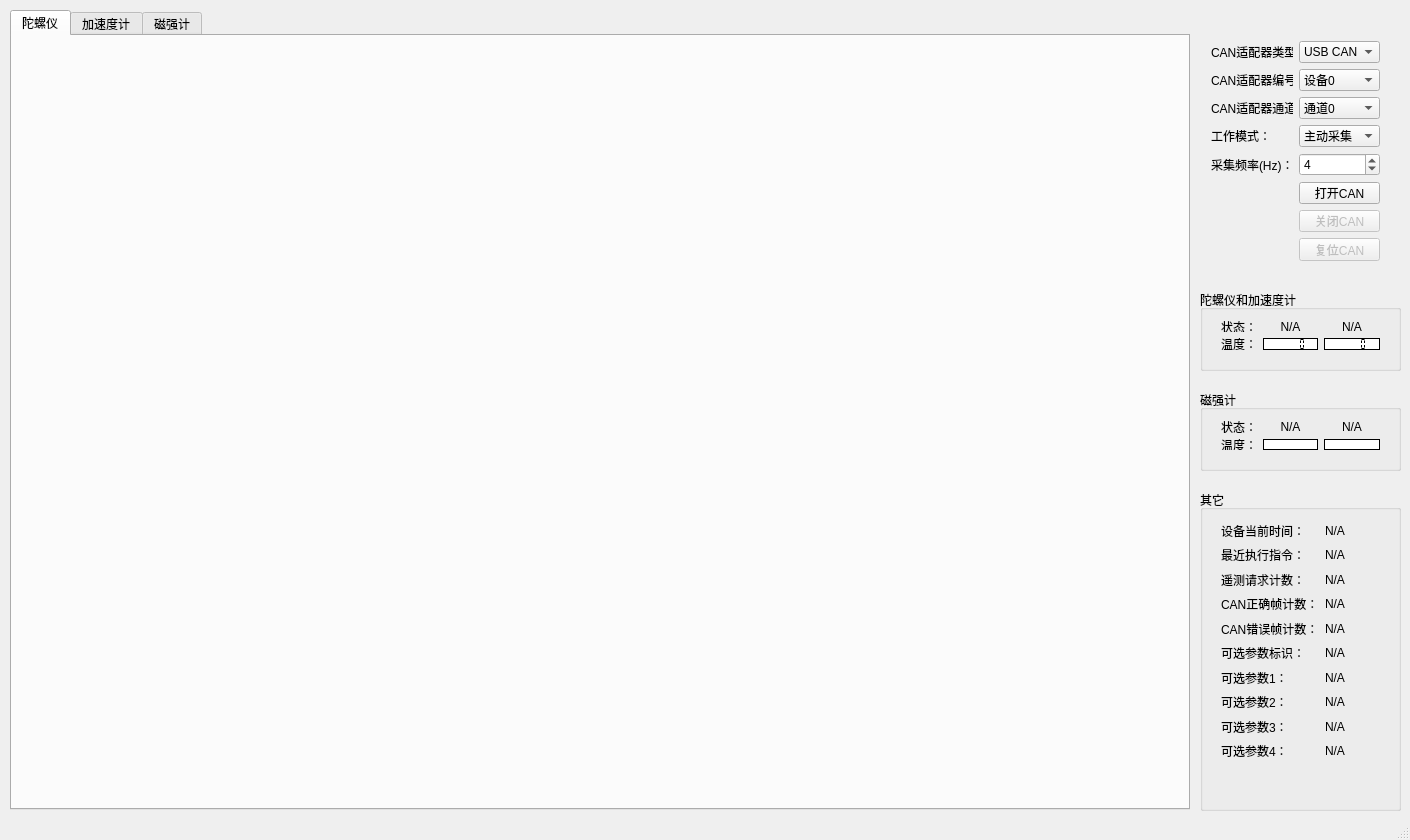
flynnjiang/tools, file GyroViewer/mainwindow.ui: the form before one commit.
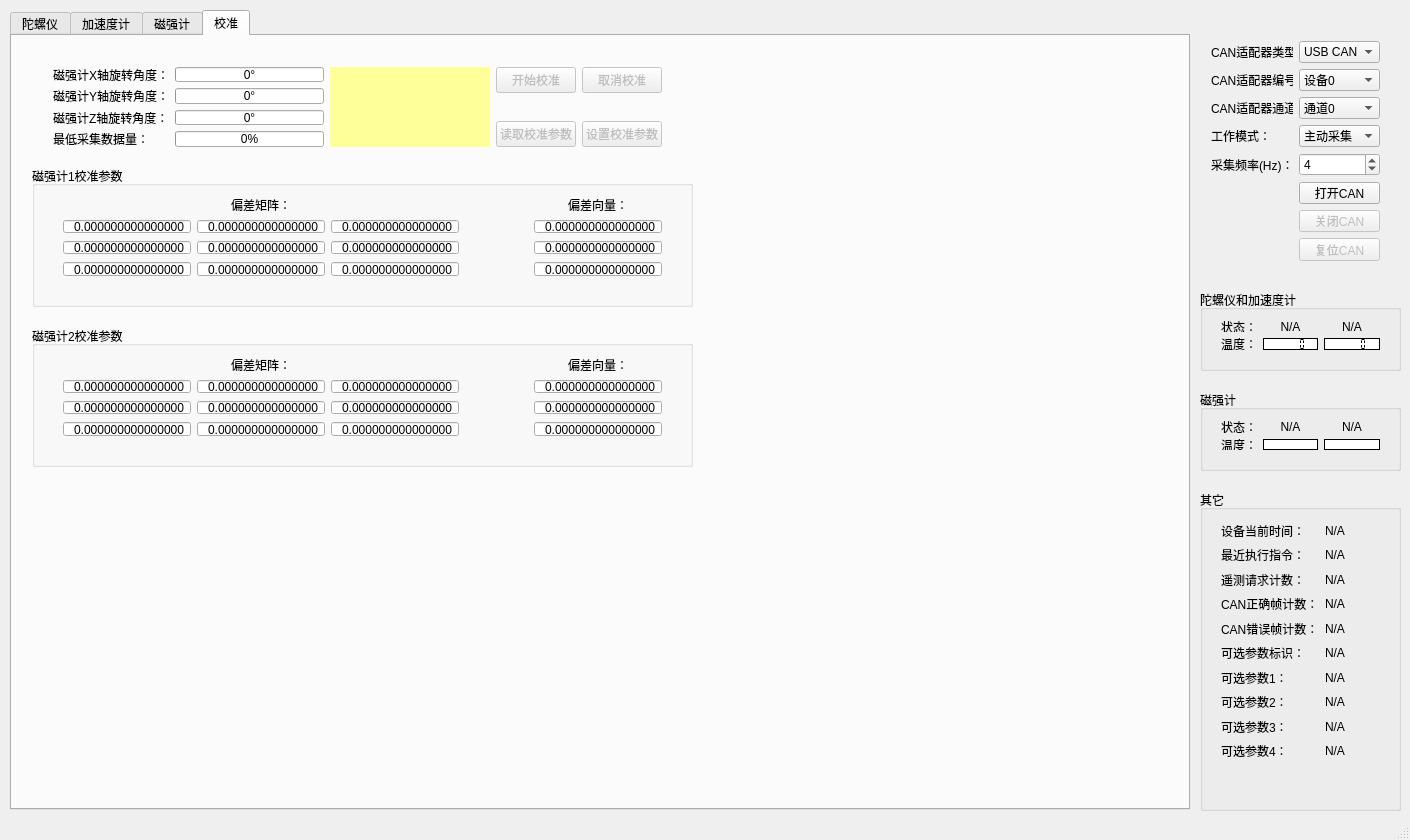
The form after the commit.

Patch:
```diff
--- a/GyroViewer/mainwindow.ui
+++ b/GyroViewer/mainwindow.ui
@@ -30,7 +30,7 @@
      </sizepolicy>
     </property>
     <property name="currentIndex">
-     <number>0</number>
+     <number>3</number>
     </property>
     <widget class="QWidget" name="tab_gyro">
      <property name="sizePolicy">
@@ -90,6 +90,829 @@
       <layout class="QGridLayout" name="gridLayout_mag"/>
      </widget>
     </widget>
+    <widget class="QWidget" name="tab_cali">
+     <attribute name="title">
+      <string>校准</string>
+     </attribute>
+     <widget class="QGroupBox" name="groupBox_4">
+      <property name="geometry">
+       <rect>
+        <x>20</x>
+        <y>130</y>
+        <width>661</width>
+        <height>141</height>
+       </rect>
+      </property>
+      <property name="title">
+       <string>磁强计1校准参数</string>
+      </property>
+      <widget class="QWidget" name="gridLayoutWidget_11">
+       <property name="geometry">
+        <rect>
+         <x>20</x>
+         <y>20</y>
+         <width>621</width>
+         <height>101</height>
+        </rect>
+       </property>
+       <layout class="QGridLayout" name="gridLayout_8">
+        <item row="0" column="5">
+         <widget class="QLabel" name="label_22">
+          <property name="maximumSize">
+           <size>
+            <width>16777215</width>
+            <height>16777215</height>
+           </size>
+          </property>
+          <property name="text">
+           <string>偏差向量：</string>
+          </property>
+          <property name="alignment">
+           <set>Qt::AlignCenter</set>
+          </property>
+         </widget>
+        </item>
+        <item row="0" column="2">
+         <widget class="QLabel" name="label_23">
+          <property name="minimumSize">
+           <size>
+            <width>0</width>
+            <height>0</height>
+           </size>
+          </property>
+          <property name="maximumSize">
+           <size>
+            <width>16777215</width>
+            <height>16777215</height>
+           </size>
+          </property>
+          <property name="text">
+           <string>偏差矩阵：</string>
+          </property>
+          <property name="alignment">
+           <set>Qt::AlignCenter</set>
+          </property>
+         </widget>
+        </item>
+        <item row="4" column="5">
+         <widget class="QDoubleSpinBox" name="doubleSpinBox_m0_v3">
+          <property name="alignment">
+           <set>Qt::AlignRight|Qt::AlignTrailing|Qt::AlignVCenter</set>
+          </property>
+          <property name="buttonSymbols">
+           <enum>QAbstractSpinBox::NoButtons</enum>
+          </property>
+          <property name="decimals">
+           <number>15</number>
+          </property>
+          <property name="minimum">
+           <double>-9999999.990000000223517</double>
+          </property>
+          <property name="maximum">
+           <double>9999999.990000000223517</double>
+          </property>
+         </widget>
+        </item>
+        <item row="4" column="3">
+         <widget class="QDoubleSpinBox" name="doubleSpinBox_m0_m33">
+          <property name="alignment">
+           <set>Qt::AlignRight|Qt::AlignTrailing|Qt::AlignVCenter</set>
+          </property>
+          <property name="buttonSymbols">
+           <enum>QAbstractSpinBox::NoButtons</enum>
+          </property>
+          <property name="decimals">
+           <number>15</number>
+          </property>
+          <property name="minimum">
+           <double>-9999999.990000000223517</double>
+          </property>
+          <property name="maximum">
+           <double>9999999.990000000223517</double>
+          </property>
+         </widget>
+        </item>
+        <item row="2" column="3">
+         <widget class="QDoubleSpinBox" name="doubleSpinBox_m0_m23">
+          <property name="alignment">
+           <set>Qt::AlignRight|Qt::AlignTrailing|Qt::AlignVCenter</set>
+          </property>
+          <property name="buttonSymbols">
+           <enum>QAbstractSpinBox::NoButtons</enum>
+          </property>
+          <property name="decimals">
+           <number>15</number>
+          </property>
+          <property name="minimum">
+           <double>-9999999.990000000223517</double>
+          </property>
+          <property name="maximum">
+           <double>9999999.990000000223517</double>
+          </property>
+         </widget>
+        </item>
+        <item row="1" column="1">
+         <widget class="QDoubleSpinBox" name="doubleSpinBox_m0_m11">
+          <property name="alignment">
+           <set>Qt::AlignRight|Qt::AlignTrailing|Qt::AlignVCenter</set>
+          </property>
+          <property name="buttonSymbols">
+           <enum>QAbstractSpinBox::NoButtons</enum>
+          </property>
+          <property name="decimals">
+           <number>15</number>
+          </property>
+          <property name="minimum">
+           <double>-9999999.990000000223517</double>
+          </property>
+          <property name="maximum">
+           <double>9999999.990000000223517</double>
+          </property>
+         </widget>
+        </item>
+        <item row="2" column="2">
+         <widget class="QDoubleSpinBox" name="doubleSpinBox_m0_m22">
+          <property name="alignment">
+           <set>Qt::AlignRight|Qt::AlignTrailing|Qt::AlignVCenter</set>
+          </property>
+          <property name="buttonSymbols">
+           <enum>QAbstractSpinBox::NoButtons</enum>
+          </property>
+          <property name="decimals">
+           <number>15</number>
+          </property>
+          <property name="minimum">
+           <double>-9999999.990000000223517</double>
+          </property>
+          <property name="maximum">
+           <double>9999999.990000000223517</double>
+          </property>
+         </widget>
+        </item>
+        <item row="2" column="5">
+         <widget class="QDoubleSpinBox" name="doubleSpinBox_m0_v2">
+          <property name="alignment">
+           <set>Qt::AlignRight|Qt::AlignTrailing|Qt::AlignVCenter</set>
+          </property>
+          <property name="buttonSymbols">
+           <enum>QAbstractSpinBox::NoButtons</enum>
+          </property>
+          <property name="decimals">
+           <number>15</number>
+          </property>
+          <property name="minimum">
+           <double>-9999999.990000000223517</double>
+          </property>
+          <property name="maximum">
+           <double>9999999.990000000223517</double>
+          </property>
+         </widget>
+        </item>
+        <item row="4" column="1">
+         <widget class="QDoubleSpinBox" name="doubleSpinBox_m0_m31">
+          <property name="alignment">
+           <set>Qt::AlignRight|Qt::AlignTrailing|Qt::AlignVCenter</set>
+          </property>
+          <property name="buttonSymbols">
+           <enum>QAbstractSpinBox::NoButtons</enum>
+          </property>
+          <property name="decimals">
+           <number>15</number>
+          </property>
+          <property name="minimum">
+           <double>-9999999.990000000223517</double>
+          </property>
+          <property name="maximum">
+           <double>9999999.990000000223517</double>
+          </property>
+         </widget>
+        </item>
+        <item row="2" column="4">
+         <spacer name="horizontalSpacer">
+          <property name="orientation">
+           <enum>Qt::Horizontal</enum>
+          </property>
+          <property name="sizeHint" stdset="0">
+           <size>
+            <width>40</width>
+            <height>20</height>
+           </size>
+          </property>
+         </spacer>
+        </item>
+        <item row="1" column="5">
+         <widget class="QDoubleSpinBox" name="doubleSpinBox_m0_v1">
+          <property name="alignment">
+           <set>Qt::AlignRight|Qt::AlignTrailing|Qt::AlignVCenter</set>
+          </property>
+          <property name="buttonSymbols">
+           <enum>QAbstractSpinBox::NoButtons</enum>
+          </property>
+          <property name="decimals">
+           <number>15</number>
+          </property>
+          <property name="minimum">
+           <double>-9999999.990000000223517</double>
+          </property>
+          <property name="maximum">
+           <double>9999999.990000000223517</double>
+          </property>
+         </widget>
+        </item>
+        <item row="1" column="3">
+         <widget class="QDoubleSpinBox" name="doubleSpinBox_m0_m13">
+          <property name="alignment">
+           <set>Qt::AlignRight|Qt::AlignTrailing|Qt::AlignVCenter</set>
+          </property>
+          <property name="buttonSymbols">
+           <enum>QAbstractSpinBox::NoButtons</enum>
+          </property>
+          <property name="decimals">
+           <number>15</number>
+          </property>
+          <property name="minimum">
+           <double>-9999999.990000000223517</double>
+          </property>
+          <property name="maximum">
+           <double>9999999.990000000223517</double>
+          </property>
+         </widget>
+        </item>
+        <item row="2" column="1">
+         <widget class="QDoubleSpinBox" name="doubleSpinBox_m0_m21">
+          <property name="alignment">
+           <set>Qt::AlignRight|Qt::AlignTrailing|Qt::AlignVCenter</set>
+          </property>
+          <property name="buttonSymbols">
+           <enum>QAbstractSpinBox::NoButtons</enum>
+          </property>
+          <property name="decimals">
+           <number>15</number>
+          </property>
+          <property name="minimum">
+           <double>-9999999.990000000223517</double>
+          </property>
+          <property name="maximum">
+           <double>9999999.990000000223517</double>
+          </property>
+         </widget>
+        </item>
+        <item row="1" column="2">
+         <widget class="QDoubleSpinBox" name="doubleSpinBox_m0_m12">
+          <property name="alignment">
+           <set>Qt::AlignRight|Qt::AlignTrailing|Qt::AlignVCenter</set>
+          </property>
+          <property name="buttonSymbols">
+           <enum>QAbstractSpinBox::NoButtons</enum>
+          </property>
+          <property name="decimals">
+           <number>15</number>
+          </property>
+          <property name="minimum">
+           <double>-9999999.990000000223517</double>
+          </property>
+          <property name="maximum">
+           <double>9999999.990000000223517</double>
+          </property>
+         </widget>
+        </item>
+        <item row="4" column="2">
+         <widget class="QDoubleSpinBox" name="doubleSpinBox_m0_m32">
+          <property name="alignment">
+           <set>Qt::AlignRight|Qt::AlignTrailing|Qt::AlignVCenter</set>
+          </property>
+          <property name="buttonSymbols">
+           <enum>QAbstractSpinBox::NoButtons</enum>
+          </property>
+          <property name="decimals">
+           <number>15</number>
+          </property>
+          <property name="minimum">
+           <double>-9999999.990000000223517</double>
+          </property>
+          <property name="maximum">
+           <double>9999999.990000000223517</double>
+          </property>
+         </widget>
+        </item>
+       </layout>
+      </widget>
+     </widget>
+     <widget class="QGroupBox" name="groupBox_5">
+      <property name="geometry">
+       <rect>
+        <x>20</x>
+        <y>290</y>
+        <width>661</width>
+        <height>141</height>
+       </rect>
+      </property>
+      <property name="title">
+       <string>磁强计2校准参数</string>
+      </property>
+      <widget class="QWidget" name="gridLayoutWidget_13">
+       <property name="geometry">
+        <rect>
+         <x>20</x>
+         <y>20</y>
+         <width>621</width>
+         <height>101</height>
+        </rect>
+       </property>
+       <layout class="QGridLayout" name="gridLayout_10">
+        <item row="2" column="4">
+         <spacer name="horizontalSpacer_2">
+          <property name="orientation">
+           <enum>Qt::Horizontal</enum>
+          </property>
+          <property name="sizeHint" stdset="0">
+           <size>
+            <width>40</width>
+            <height>20</height>
+           </size>
+          </property>
+         </spacer>
+        </item>
+        <item row="4" column="3">
+         <widget class="QDoubleSpinBox" name="doubleSpinBox_m1_m33">
+          <property name="alignment">
+           <set>Qt::AlignRight|Qt::AlignTrailing|Qt::AlignVCenter</set>
+          </property>
+          <property name="buttonSymbols">
+           <enum>QAbstractSpinBox::NoButtons</enum>
+          </property>
+          <property name="decimals">
+           <number>15</number>
+          </property>
+          <property name="minimum">
+           <double>-9999999.990000000223517</double>
+          </property>
+          <property name="maximum">
+           <double>9999999.990000000223517</double>
+          </property>
+         </widget>
+        </item>
+        <item row="2" column="3">
+         <widget class="QDoubleSpinBox" name="doubleSpinBox_m1_m23">
+          <property name="alignment">
+           <set>Qt::AlignRight|Qt::AlignTrailing|Qt::AlignVCenter</set>
+          </property>
+          <property name="buttonSymbols">
+           <enum>QAbstractSpinBox::NoButtons</enum>
+          </property>
+          <property name="decimals">
+           <number>15</number>
+          </property>
+          <property name="minimum">
+           <double>-9999999.990000000223517</double>
+          </property>
+          <property name="maximum">
+           <double>9999999.990000000223517</double>
+          </property>
+         </widget>
+        </item>
+        <item row="1" column="1">
+         <widget class="QDoubleSpinBox" name="doubleSpinBox_m1_m11">
+          <property name="alignment">
+           <set>Qt::AlignRight|Qt::AlignTrailing|Qt::AlignVCenter</set>
+          </property>
+          <property name="buttonSymbols">
+           <enum>QAbstractSpinBox::NoButtons</enum>
+          </property>
+          <property name="decimals">
+           <number>15</number>
+          </property>
+          <property name="minimum">
+           <double>-9999999.990000000223517</double>
+          </property>
+          <property name="maximum">
+           <double>9999999.990000000223517</double>
+          </property>
+         </widget>
+        </item>
+        <item row="2" column="2">
+         <widget class="QDoubleSpinBox" name="doubleSpinBox_m1_m22">
+          <property name="alignment">
+           <set>Qt::AlignRight|Qt::AlignTrailing|Qt::AlignVCenter</set>
+          </property>
+          <property name="buttonSymbols">
+           <enum>QAbstractSpinBox::NoButtons</enum>
+          </property>
+          <property name="decimals">
+           <number>15</number>
+          </property>
+          <property name="minimum">
+           <double>-9999999.990000000223517</double>
+          </property>
+          <property name="maximum">
+           <double>9999999.990000000223517</double>
+          </property>
+         </widget>
+        </item>
+        <item row="2" column="5">
+         <widget class="QDoubleSpinBox" name="doubleSpinBox_m1_v2">
+          <property name="alignment">
+           <set>Qt::AlignRight|Qt::AlignTrailing|Qt::AlignVCenter</set>
+          </property>
+          <property name="buttonSymbols">
+           <enum>QAbstractSpinBox::NoButtons</enum>
+          </property>
+          <property name="decimals">
+           <number>15</number>
+          </property>
+          <property name="minimum">
+           <double>-9999999.990000000223517</double>
+          </property>
+          <property name="maximum">
+           <double>9999999.990000000223517</double>
+          </property>
+         </widget>
+        </item>
+        <item row="1" column="5">
+         <widget class="QDoubleSpinBox" name="doubleSpinBox_m1_v1">
+          <property name="alignment">
+           <set>Qt::AlignRight|Qt::AlignTrailing|Qt::AlignVCenter</set>
+          </property>
+          <property name="buttonSymbols">
+           <enum>QAbstractSpinBox::NoButtons</enum>
+          </property>
+          <property name="decimals">
+           <number>15</number>
+          </property>
+          <property name="minimum">
+           <double>-9999999.990000000223517</double>
+          </property>
+          <property name="maximum">
+           <double>9999999.990000000223517</double>
+          </property>
+         </widget>
+        </item>
+        <item row="4" column="5">
+         <widget class="QDoubleSpinBox" name="doubleSpinBox_m1_v3">
+          <property name="alignment">
+           <set>Qt::AlignRight|Qt::AlignTrailing|Qt::AlignVCenter</set>
+          </property>
+          <property name="buttonSymbols">
+           <enum>QAbstractSpinBox::NoButtons</enum>
+          </property>
+          <property name="decimals">
+           <number>15</number>
+          </property>
+          <property name="minimum">
+           <double>-9999999.990000000223517</double>
+          </property>
+          <property name="maximum">
+           <double>9999999.990000000223517</double>
+          </property>
+         </widget>
+        </item>
+        <item row="4" column="1">
+         <widget class="QDoubleSpinBox" name="doubleSpinBox_m1_m31">
+          <property name="alignment">
+           <set>Qt::AlignRight|Qt::AlignTrailing|Qt::AlignVCenter</set>
+          </property>
+          <property name="buttonSymbols">
+           <enum>QAbstractSpinBox::NoButtons</enum>
+          </property>
+          <property name="decimals">
+           <number>15</number>
+          </property>
+          <property name="minimum">
+           <double>-9999999.990000000223517</double>
+          </property>
+          <property name="maximum">
+           <double>9999999.990000000223517</double>
+          </property>
+         </widget>
+        </item>
+        <item row="1" column="3">
+         <widget class="QDoubleSpinBox" name="doubleSpinBox_m1_m13">
+          <property name="alignment">
+           <set>Qt::AlignRight|Qt::AlignTrailing|Qt::AlignVCenter</set>
+          </property>
+          <property name="buttonSymbols">
+           <enum>QAbstractSpinBox::NoButtons</enum>
+          </property>
+          <property name="decimals">
+           <number>15</number>
+          </property>
+          <property name="minimum">
+           <double>-9999999.990000000223517</double>
+          </property>
+          <property name="maximum">
+           <double>9999999.990000000223517</double>
+          </property>
+         </widget>
+        </item>
+        <item row="2" column="1">
+         <widget class="QDoubleSpinBox" name="doubleSpinBox_m1_m21">
+          <property name="alignment">
+           <set>Qt::AlignRight|Qt::AlignTrailing|Qt::AlignVCenter</set>
+          </property>
+          <property name="buttonSymbols">
+           <enum>QAbstractSpinBox::NoButtons</enum>
+          </property>
+          <property name="decimals">
+           <number>15</number>
+          </property>
+          <property name="minimum">
+           <double>-9999999.990000000223517</double>
+          </property>
+          <property name="maximum">
+           <double>9999999.990000000223517</double>
+          </property>
+         </widget>
+        </item>
+        <item row="1" column="2">
+         <widget class="QDoubleSpinBox" name="doubleSpinBox_m1_m12">
+          <property name="alignment">
+           <set>Qt::AlignRight|Qt::AlignTrailing|Qt::AlignVCenter</set>
+          </property>
+          <property name="buttonSymbols">
+           <enum>QAbstractSpinBox::NoButtons</enum>
+          </property>
+          <property name="decimals">
+           <number>15</number>
+          </property>
+          <property name="minimum">
+           <double>-9999999.990000000223517</double>
+          </property>
+          <property name="maximum">
+           <double>9999999.990000000223517</double>
+          </property>
+         </widget>
+        </item>
+        <item row="4" column="2">
+         <widget class="QDoubleSpinBox" name="doubleSpinBox_m1_m32">
+          <property name="alignment">
+           <set>Qt::AlignRight|Qt::AlignTrailing|Qt::AlignVCenter</set>
+          </property>
+          <property name="buttonSymbols">
+           <enum>QAbstractSpinBox::NoButtons</enum>
+          </property>
+          <property name="decimals">
+           <number>15</number>
+          </property>
+          <property name="minimum">
+           <double>-9999999.990000000223517</double>
+          </property>
+          <property name="maximum">
+           <double>9999999.990000000223517</double>
+          </property>
+         </widget>
+        </item>
+        <item row="0" column="5">
+         <widget class="QLabel" name="label_24">
+          <property name="maximumSize">
+           <size>
+            <width>16777215</width>
+            <height>16777215</height>
+           </size>
+          </property>
+          <property name="text">
+           <string>偏差向量：</string>
+          </property>
+          <property name="alignment">
+           <set>Qt::AlignCenter</set>
+          </property>
+         </widget>
+        </item>
+        <item row="0" column="2">
+         <widget class="QLabel" name="label_25">
+          <property name="minimumSize">
+           <size>
+            <width>0</width>
+            <height>0</height>
+           </size>
+          </property>
+          <property name="maximumSize">
+           <size>
+            <width>16777215</width>
+            <height>16777215</height>
+           </size>
+          </property>
+          <property name="text">
+           <string>偏差矩阵：</string>
+          </property>
+          <property name="alignment">
+           <set>Qt::AlignCenter</set>
+          </property>
+         </widget>
+        </item>
+       </layout>
+      </widget>
+     </widget>
+     <widget class="QWidget" name="horizontalLayoutWidget_2">
+      <property name="geometry">
+       <rect>
+        <x>30</x>
+        <y>20</y>
+        <width>631</width>
+        <height>102</height>
+       </rect>
+      </property>
+      <layout class="QHBoxLayout" name="horizontalLayout_2">
+       <item>
+        <layout class="QGridLayout" name="gridLayout_9">
+         <item row="2" column="1">
+          <widget class="QProgressBar" name="progressBar_magY">
+           <property name="maximumSize">
+            <size>
+             <width>16777215</width>
+             <height>16777215</height>
+            </size>
+           </property>
+           <property name="maximum">
+            <number>360</number>
+           </property>
+           <property name="value">
+            <number>0</number>
+           </property>
+           <property name="alignment">
+            <set>Qt::AlignCenter</set>
+           </property>
+           <property name="format">
+            <string>%v°</string>
+           </property>
+          </widget>
+         </item>
+         <item row="3" column="1">
+          <widget class="QProgressBar" name="progressBar_magZ">
+           <property name="maximumSize">
+            <size>
+             <width>16777215</width>
+             <height>16777215</height>
+            </size>
+           </property>
+           <property name="maximum">
+            <number>360</number>
+           </property>
+           <property name="value">
+            <number>0</number>
+           </property>
+           <property name="alignment">
+            <set>Qt::AlignCenter</set>
+           </property>
+           <property name="format">
+            <string>%v°</string>
+           </property>
+          </widget>
+         </item>
+         <item row="3" column="0">
+          <widget class="QLabel" name="label_16">
+           <property name="text">
+            <string>磁强计Z轴旋转角度：</string>
+           </property>
+          </widget>
+         </item>
+         <item row="2" column="0">
+          <widget class="QLabel" name="label_15">
+           <property name="text">
+            <string>磁强计Y轴旋转角度：</string>
+           </property>
+          </widget>
+         </item>
+         <item row="1" column="0">
+          <widget class="QLabel" name="label_13">
+           <property name="text">
+            <string>磁强计X轴旋转角度：</string>
+           </property>
+          </widget>
+         </item>
+         <item row="1" column="1">
+          <widget class="QProgressBar" name="progressBar_magX">
+           <property name="maximumSize">
+            <size>
+             <width>16777215</width>
+             <height>16777215</height>
+            </size>
+           </property>
+           <property name="maximum">
+            <number>360</number>
+           </property>
+           <property name="value">
+            <number>0</number>
+           </property>
+           <property name="alignment">
+            <set>Qt::AlignCenter</set>
+           </property>
+           <property name="format">
+            <string>%v°</string>
+           </property>
+          </widget>
+         </item>
+         <item row="4" column="1">
+          <widget class="QProgressBar" name="progressBar_dataCnt">
+           <property name="maximum">
+            <number>300</number>
+           </property>
+           <property name="value">
+            <number>0</number>
+           </property>
+           <property name="alignment">
+            <set>Qt::AlignCenter</set>
+           </property>
+          </widget>
+         </item>
+         <item row="4" column="0">
+          <widget class="QLabel" name="label_5">
+           <property name="text">
+            <string>最低采集数据量：</string>
+           </property>
+          </widget>
+         </item>
+        </layout>
+       </item>
+       <item>
+        <widget class="QLabel" name="label_caliTips">
+         <property name="minimumSize">
+          <size>
+           <width>160</width>
+           <height>0</height>
+          </size>
+         </property>
+         <property name="styleSheet">
+          <string notr="true">color: red;
+background: #ffff99;
+padding: 5px;</string>
+         </property>
+         <property name="text">
+          <string/>
+         </property>
+         <property name="wordWrap">
+          <bool>true</bool>
+         </property>
+         <property name="margin">
+          <number>0</number>
+         </property>
+        </widget>
+       </item>
+       <item>
+        <layout class="QGridLayout" name="gridLayout_6">
+         <item row="0" column="1">
+          <widget class="QPushButton" name="pushButton_caliCancel">
+           <property name="enabled">
+            <bool>false</bool>
+           </property>
+           <property name="text">
+            <string>取消校准</string>
+           </property>
+          </widget>
+         </item>
+         <item row="2" column="1">
+          <widget class="QPushButton" name="pushButton_saveCaliData">
+           <property name="enabled">
+            <bool>false</bool>
+           </property>
+           <property name="text">
+            <string>设置校准参数</string>
+           </property>
+          </widget>
+         </item>
+         <item row="0" column="0">
+          <widget class="QPushButton" name="pushButton_cali">
+           <property name="enabled">
+            <bool>false</bool>
+           </property>
+           <property name="sizePolicy">
+            <sizepolicy hsizetype="Minimum" vsizetype="Fixed">
+             <horstretch>0</horstretch>
+             <verstretch>0</verstretch>
+            </sizepolicy>
+           </property>
+           <property name="text">
+            <string>开始校准</string>
+           </property>
+          </widget>
+         </item>
+         <item row="2" column="0">
+          <widget class="QPushButton" name="pushButton_loadCaliData">
+           <property name="enabled">
+            <bool>false</bool>
+           </property>
+           <property name="text">
+            <string>读取校准参数</string>
+           </property>
+          </widget>
+         </item>
+         <item row="1" column="1">
+          <spacer name="verticalSpacer_2">
+           <property name="orientation">
+            <enum>Qt::Vertical</enum>
+           </property>
+           <property name="sizeHint" stdset="0">
+            <size>
+             <width>20</width>
+             <height>40</height>
+            </size>
+           </property>
+          </spacer>
+         </item>
+        </layout>
+       </item>
+      </layout>
+     </widget>
+    </widget>
    </widget>
    <widget class="QWidget" name="gridLayoutWidget">
     <property name="geometry">
```
